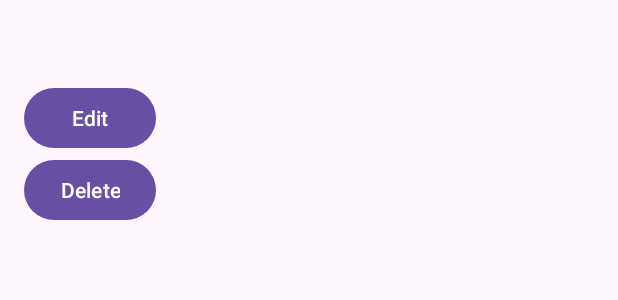
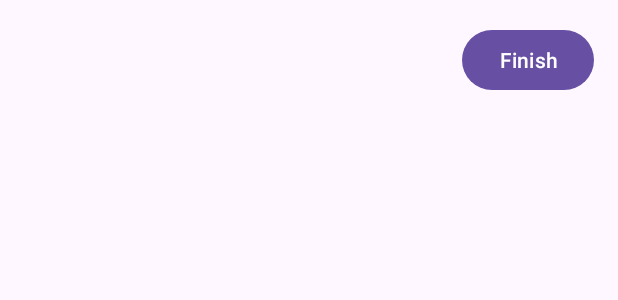
Before and after one commit to caesariodito/fullstack-todo-app, an Android app: the layout item_todo.xml on its own in the app's theme, with its tools: preview values and no code run, on a phone screen of 412 x 824 dp. Shown: the top 300 px of the screen. Run offline under Robolectric (Android 15) with nearby library versions, the phone set to English and light mode, and no system bars.

Commit message:
feat(fe): adjust UI layout
only show title and finish button on the home view

```diff
--- a/fe-todo/app/src/main/java/com/sesar/fe_todo/adapter/TodoAdapter.kt
+++ b/fe-todo/app/src/main/java/com/sesar/fe_todo/adapter/TodoAdapter.kt
@@ -45,7 +45,7 @@ class TodoAdapter(
                 context.startActivity(intent)
             }
 
-            binding.editButton.setOnClickListener { onEdit(todo) }
+//            binding.editButton.setOnClickListener { onEdit(todo) }
             binding.deleteButton.setOnClickListener { onDelete(todo) }
         }
     }
--- a/fe-todo/app/src/main/res/layout/item_todo.xml
+++ b/fe-todo/app/src/main/res/layout/item_todo.xml
@@ -14,28 +14,33 @@
         android:orientation="vertical"
         android:padding="16dp">
 
+        <LinearLayout
+            android:layout_width="match_parent"
+            android:layout_height="match_parent"
+            android:gravity="center"
+            android:orientation="horizontal">
+
             <TextView
                 android:id="@+id/todoTitle"
+                android:layout_width="240dp"
+                android:layout_height="wrap_content"
+                android:layout_marginRight="8dp"
+                android:padding="4dp"
+                android:text="@{todo.title}"
+                android:textSize="18dp"
+                android:textStyle="bold" />
+
+            <Space
                 android:layout_width="wrap_content"
                 android:layout_height="wrap_content"
-            android:text="@{todo.title}" />
-
-        <TextView
-            android:id="@+id/todoDescription"
-            android:layout_width="wrap_content"
-            android:layout_height="wrap_content"
-            android:text="@{todo.description}" />
-
-        <Button
-            android:id="@+id/editButton"
-            android:layout_width="wrap_content"
-            android:layout_height="wrap_content"
-            android:text="Edit" />
+                android:layout_weight="1" />
 
             <Button
                 android:id="@+id/deleteButton"
                 android:layout_width="wrap_content"
                 android:layout_height="wrap_content"
-            android:text="Delete" />
+                android:text="Finish" />
+        </LinearLayout>
+
     </LinearLayout>
 </layout>
```
Lines whose indentation alone changed are shown as unchanged.
